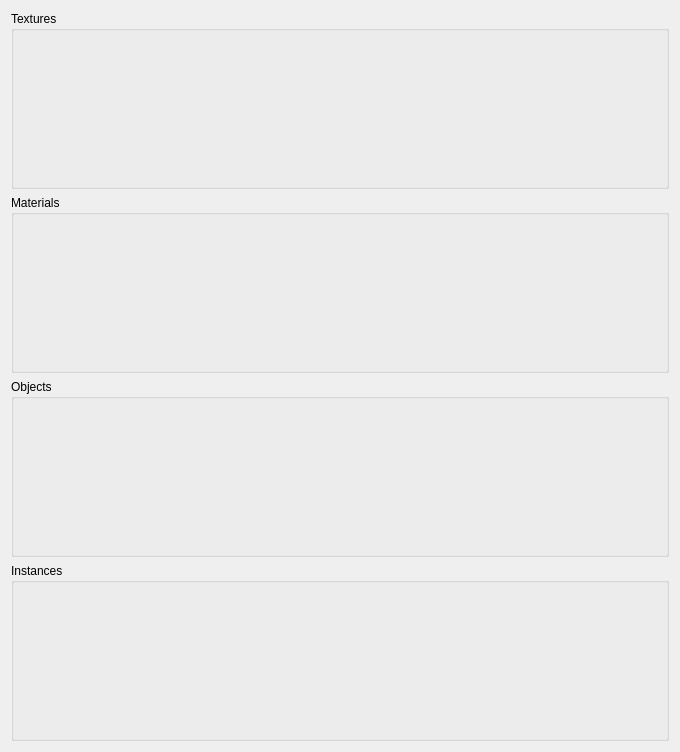
Old version of the form src/RenderDataWidget.ui in the repository MickaelOnTheWave/3dvisualizer.
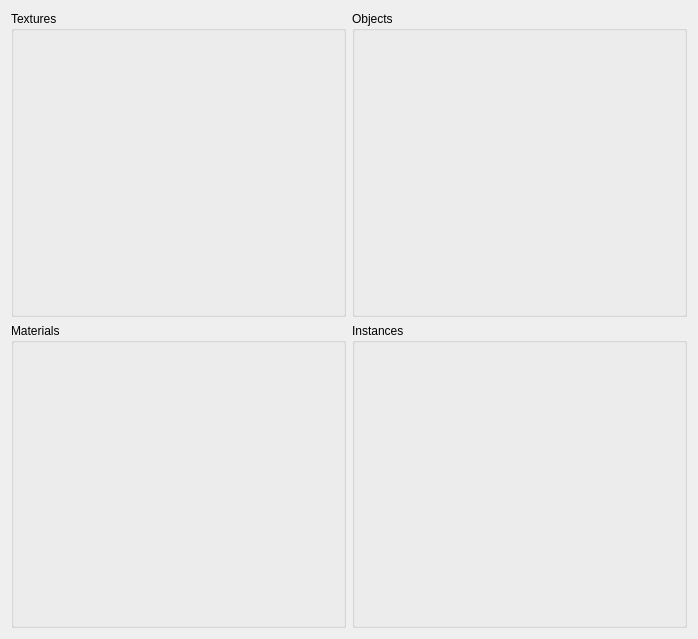
New version of the form.

Commit message: Improved Render Data display. Updated editor architecture. Added real data for Material adding.

```diff
--- a/src/RenderDataWidget.ui
+++ b/src/RenderDataWidget.ui
@@ -6,15 +6,15 @@
    <rect>
     <x>0</x>
     <y>0</y>
-    <width>680</width>
-    <height>752</height>
+    <width>698</width>
+    <height>639</height>
    </rect>
   </property>
   <property name="windowTitle">
    <string>Render Data</string>
   </property>
-  <layout class="QVBoxLayout" name="verticalLayout">
-   <item>
+  <layout class="QGridLayout" name="gridLayout">
+   <item row="0" column="0">
     <widget class="QGroupBox" name="texturesBox">
      <property name="title">
       <string>Textures</string>
@@ -22,15 +22,7 @@
      <layout class="QVBoxLayout" name="verticalLayout_10"/>
     </widget>
    </item>
-   <item>
-    <widget class="QGroupBox" name="materialsBox">
-     <property name="title">
-      <string>Materials</string>
-     </property>
-     <layout class="QVBoxLayout" name="verticalLayout_9"/>
-    </widget>
-   </item>
-   <item>
+   <item row="0" column="1">
     <widget class="QGroupBox" name="objectsBox">
      <property name="title">
       <string>Objects</string>
@@ -38,7 +30,7 @@
      <layout class="QVBoxLayout" name="verticalLayout_2"/>
     </widget>
    </item>
-   <item>
+   <item row="1" column="1">
     <widget class="QGroupBox" name="instancesBox">
      <property name="title">
       <string>Instances</string>
@@ -46,6 +38,14 @@
      <layout class="QVBoxLayout" name="verticalLayout_3"/>
     </widget>
    </item>
+   <item row="1" column="0">
+    <widget class="QGroupBox" name="materialsBox">
+     <property name="title">
+      <string>Materials</string>
+     </property>
+     <layout class="QVBoxLayout" name="verticalLayout_9"/>
+    </widget>
+   </item>
   </layout>
  </widget>
  <resources/>
```
The commit also changes 7 other files.
